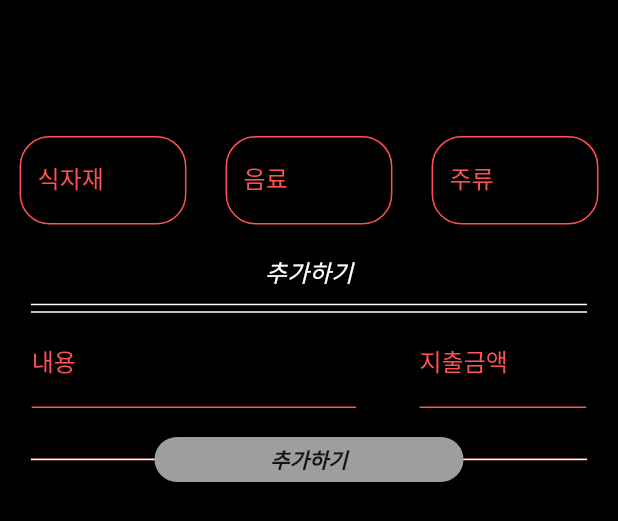
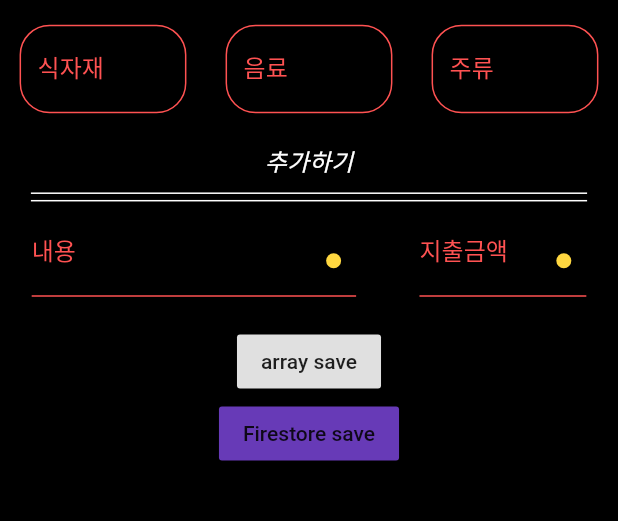
Before and after one commit to boglbbogl/sharesales_ver-2, a Flutter app: the ExpenseCreateForm widget shown alone on an empty page, opened directly, on a phone screen of 412 x 824 dp. Shown: the top 521 px of the screen. Run offline on Flutter 3.47's test engine with Material 2 defaults, Android fonts, the phone set to English and light mode, and no system bars; drawn by our look-alikes of badges; our stand-ins replace calendar_timeline, cloud_firestore, firebase_auth, firebase_core, flutter_datetime_picker, flutter_multi_formatter and 1 more; missing offline and left inert: folding_cell; accounts and stored records are empty; statements that could not run were skipped.

Commit message:
firestore expense add form create

```diff
--- a/lib/main_home_page.dart
+++ b/lib/main_home_page.dart
@@ -2,9 +2,9 @@ import 'package:flutter/material.dart';
 import 'package:provider/provider.dart';
 import 'package:sharesales_ver2/models/user_model_state.dart';
 import 'package:sharesales_ver2/screen/management_screen.dart';
-import 'package:sharesales_ver2/widget/example.dart';
 import 'constant/color.dart';
 import 'constant/size.dart';
+import 'widget/expense_text_add_create_form.dart';
 import 'screen/account_screen.dart';
 import 'screen/ad_screen.dart';
 import 'widget/my_progress_indicator.dart';
@@ -36,7 +36,7 @@ class _MainHomePageState extends State<MainHomePage> {
       else
         return ManagementScreen();
     }),
-    Example(),
+    Container(),
     AccountScreen(),
   ];
 
--- a/lib/repository/firestore_management_repository.dart
+++ b/lib/repository/firestore_management_repository.dart
@@ -5,7 +5,7 @@ import 'package:sharesales_ver2/models/firestore/user_model.dart';
 import 'package:sharesales_ver2/widget/date_picker_cupertino.dart';
 
 class ManagementRepository {
-  Future<void> createManagement(String userKey, UserModel userModel,
+  Future<void> createManagement(UserModel userModel,
       Map<String, dynamic> managementData) async {
 
     final DocumentReference managementReference = FirebaseFirestore.instance.collection(COLLECTION_SALES).doc(userModel.userKey)
@@ -14,7 +14,8 @@ class ManagementRepository {
 
     if (!managementSnapshot.exists) {
       managementReference.set(managementData);
-      // managementKeyReference.set(userData);
+    } else {
+      managementReference.update(managementData);
     }
   }
 }
--- a/lib/widget/expense_create_form.dart
+++ b/lib/widget/expense_create_form.dart
@@ -3,7 +3,9 @@ import 'package:flutter/rendering.dart';
 import 'package:flutter/services.dart';
 import 'package:sharesales_ver2/constant/input_decor.dart';
 import 'package:sharesales_ver2/constant/size.dart';
-import 'package:sharesales_ver2/widget/text_add_form.dart';
+import 'package:sharesales_ver2/constant/test_widget/text_add_form.dart';
+
+import 'expense_text_add_create_form.dart';
 
 class ExpenseCreateForm extends StatelessWidget {
   final int index;
@@ -70,7 +72,7 @@ class ExpenseCreateForm extends StatelessWidget {
               ),
             ],
           ),
-          TextAddForm(),
+          ExpenseTextAddCreateForm(),
         ]);
   }
 
--- /dev/null
+++ b/lib/widget/expense_text_add_create_form.dart
@@ -0,0 +1,173 @@
+import 'package:badges/badges.dart';
+import 'package:flutter/material.dart';
+import '../constant/input_decor.dart';
+import '../constant/size.dart';
+
+List<Map<String, String>> expenseAddMapList = [];
+
+class ExpenseTextAddCreateForm extends StatefulWidget {
+  @override
+  _ExpenseTextAddCreateFormState createState() => _ExpenseTextAddCreateFormState();
+}
+
+class _ExpenseTextAddCreateFormState extends State<ExpenseTextAddCreateForm> {
+
+  TextEditingController expenseTitleController = TextEditingController();
+  TextEditingController expenseAmountController = TextEditingController();
+  ScrollController _scrollController = ScrollController();
+
+  @override
+  void dispose() {
+    expenseTitleController.dispose();
+    expenseAmountController.dispose();
+    _scrollController.dispose();
+    super.dispose();
+  }
+
+  // List<Map<String, String>> expenseAddMapList = [{}];
+
+  @override
+  Widget build(BuildContext context) {
+    return SafeArea(
+      child: Column(
+          children: <Widget>[
+        Row(
+          crossAxisAlignment: CrossAxisAlignment.center,
+          mainAxisAlignment: MainAxisAlignment.spaceAround,
+          children: <Widget>[
+            Container(
+              height: salTtfHeightSize,
+              width: salTtfWidthSize * 1.5,
+              child: Stack(
+                children: [
+                  Badge(
+                    // showBadge: _titleBadge,
+                    position: BadgePosition.topEnd(end: 10, top: 30),
+                    badgeColor: Colors.amberAccent,
+                    child: TextFormField(
+                      controller: expenseTitleController,
+                      style: blackInputStyle(),
+                      cursorColor: Colors.white,
+                      decoration: expenseTextAddInputDecor('내용'),
+                      keyboardType: TextInputType.text,
+                      textInputAction: TextInputAction.next,
+                    ),
+                  ),
+                ],
+              ),
+            ),
+            Container(
+              height: expTtfHeightSize,
+              width: expTtfWidthSize,
+              child: Stack(
+                children: [
+                  Badge(
+                    // showBadge: _amountBadge,
+                    position: BadgePosition.topEnd(end: 10, top: 30),
+                    badgeColor: Colors.amberAccent,
+                    child: TextFormField(
+                      inputFormatters: [wonMaskFormatter],
+                      controller: expenseAmountController,
+                      style: blackInputStyle(),
+                      cursorColor: Colors.white,
+                      decoration: expenseTextAddInputDecor('지출금액'),
+                      keyboardType: TextInputType.number,
+                      textInputAction: TextInputAction.done,
+                    ),
+                  ),
+                ],
+              ),
+            ),
+          ],
+        ),
+            RaisedButton(
+                child: Text('array save'),
+                onPressed: () {
+                  setState(() {
+                    expenseAddMapList.addAll([{
+                      'title': expenseTitleController.text.trim(), 'expenseAmount': expenseAmountController.text.trim(),
+                    }]);
+                  });
+                    expenseTitleController.clear();
+                    expenseAmountController.clear();
+                    print(expenseAddMapList);
+                }),
+            FlatButton(
+              color: Colors.deepPurple,
+                child: Text('Firestore save'),
+                onPressed: () {
+                print(expenseAddMapList);
+                  setState(() {
+                  });
+                }),
+            Container(
+              height: size.height * 0.6,
+              width: size.width * 0.98,
+              child: ListView(
+                controller: _scrollController,
+                children: expenseAddMapList
+                    .map((expense) => _expenseListView(expense))
+                    .toList(),
+              ),
+            )
+      ],
+      ),
+    );
+  }
+  Widget _expenseListView(Map<String, String> expense){
+   return Row(
+      mainAxisAlignment: MainAxisAlignment.center,
+      mainAxisSize: MainAxisSize.min,
+      crossAxisAlignment: CrossAxisAlignment.end,
+      children: <Widget>[
+        Padding(
+          padding: const EdgeInsets.only(bottom: 19, left: 10),
+          child: Text(
+            '내용 : ',
+            style: TextStyle(color: Colors.white),
+          ),
+        ),
+        Flexible(
+          child: ListTile(
+            onTap: () {
+              // _toggleExpense(addText);123123
+            },
+          title: Text(
+              expense['title'], style: TextStyle(color: Colors.white),
+              ),
+            ),
+        ),
+        Padding(
+          padding: const EdgeInsets.only(bottom: 19, left: 10),
+          child: Text(
+            '/ ',
+            style: TextStyle(color: Colors.white),
+          ),
+        ),
+        Flexible(
+          child: ListTile(
+            onTap: () {
+              // _toggleExpense(addText);123123
+            },
+            title: Text(
+              expense.values.last, style: TextStyle(color: Colors.white),
+            ),
+            trailing: SizedBox(
+              width: 35,
+              child: IconButton(
+                color: Colors.white,
+                icon: Icon(Icons.delete_forever),
+                onPressed: () {
+                  setState(() {
+                    expenseAddMapList.remove(expense);
+                  });
+                  print(expense);
+                },
+              ),
+            ),
+          ),
+        ),
+      ],
+    );
+  }
+}
```
Also changed, not shown: lib/constant/test_widget/text_add_form.dart (renamed from lib/widget/text_add_form.dart, +58 -5 lines), lib/screen/create_management_screen.dart (+13 -15 lines).
